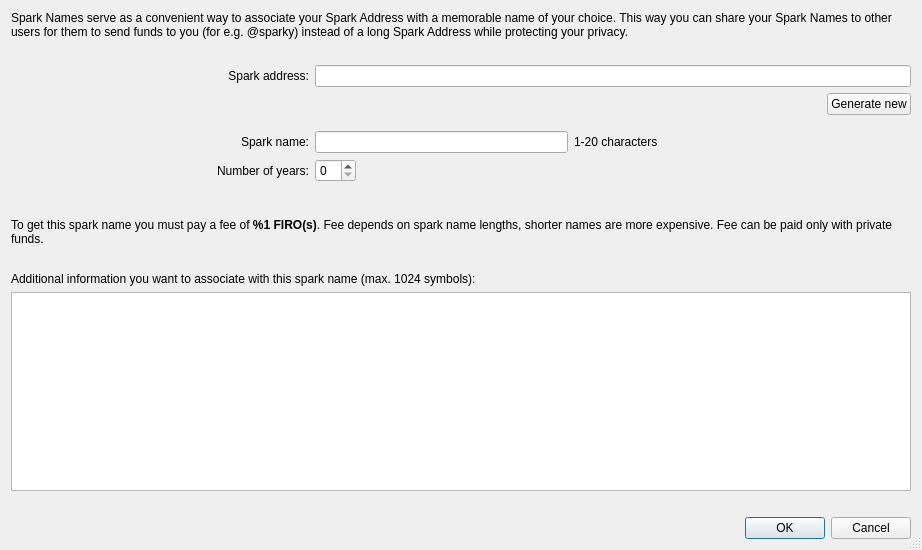
Before: the Qt Designer form src/qt/forms/createsparkname.ui in firoorg/firo, drawn with Qt 5.
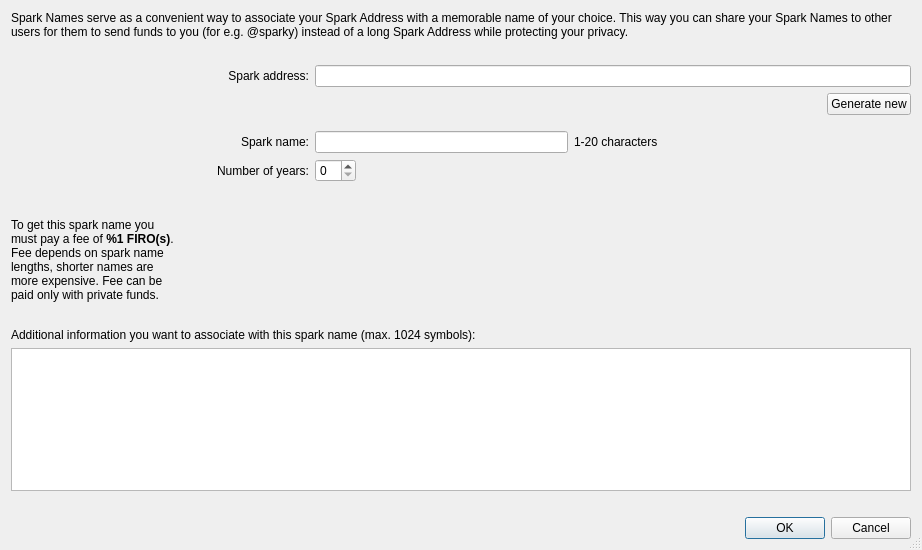
After: the same form once the commit is applied.

Commit message: UI: show warning when insufficient Spark balance for name registration

What changed in the file:
```diff
--- a/src/qt/forms/createsparkname.ui
+++ b/src/qt/forms/createsparkname.ui
@@ -263,6 +263,39 @@
          </property>
         </widget>
        </item>
+       <item>
+        <layout class="QHBoxLayout" name="horizontalLayout_warning">
+        <item>
+        <spacer name="horizontalSpacer_warn">
+            <property name="orientation">
+            <enum>Qt::Horizontal</enum>
+            </property>
+            <property name="sizeHint" stdset="0">
+            <size>
+            <width>40</width>
+            <height>20</height>
+            </size>
+            </property>
+        </spacer>
+        </item>
+        <item>
+            <widget class="QLabel" name="balanceWarningLabel">
+            <property name="text">
+            <string/>
+            </property>
+            <property name="visible">
+            <bool>false</bool>
+            </property>
+            <property name="styleSheet">
+            <string notr="true">color: orange; font-weight: bold;</string>
+            </property>
+            <property name="wordWrap">
+            <bool>true</bool>
+            </property>
+            </widget>
+        </item>
+        </layout>
+        </item>
       </layout>
      </item>
      <item>
```
The commit also changes 2 other files.
